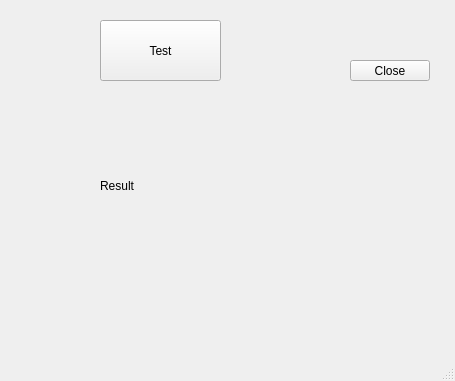
chrob6/Boil_Project_Assortment, file mainwindow.ui: the form before one commit.
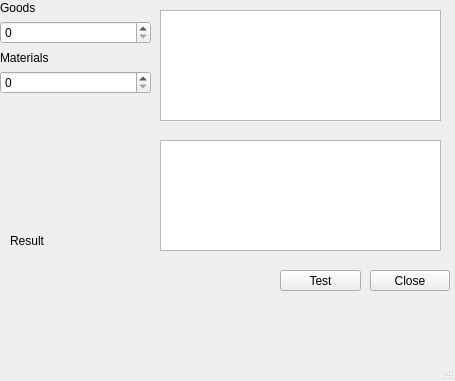
The form after the commit.

Commit message: Update tabs - total failure xd

```diff
--- a/mainwindow.ui
+++ b/mainwindow.ui
@@ -17,8 +17,8 @@
    <widget class="QPushButton" name="pushButton">
     <property name="geometry">
      <rect>
-      <x>350</x>
-      <y>60</y>
+      <x>370</x>
+      <y>270</y>
       <width>80</width>
       <height>21</height>
      </rect>
@@ -30,10 +30,10 @@
    <widget class="QPushButton" name="startTest">
     <property name="geometry">
      <rect>
-      <x>100</x>
-      <y>20</y>
-      <width>121</width>
-      <height>61</height>
+      <x>280</x>
+      <y>270</y>
+      <width>81</width>
+      <height>21</height>
      </rect>
     </property>
     <property name="text">
@@ -43,16 +43,68 @@
    <widget class="QLabel" name="result">
     <property name="geometry">
      <rect>
-      <x>100</x>
-      <y>170</y>
+      <x>10</x>
+      <y>200</y>
       <width>141</width>
-      <height>31</height>
+      <height>81</height>
      </rect>
     </property>
     <property name="text">
      <string>Result</string>
     </property>
    </widget>
+   <widget class="QWidget" name="verticalLayoutWidget">
+    <property name="geometry">
+     <rect>
+      <x>0</x>
+      <y>0</y>
+      <width>151</width>
+      <height>94</height>
+     </rect>
+    </property>
+    <layout class="QVBoxLayout" name="verticalLayout">
+     <item>
+      <widget class="QLabel" name="result_3">
+       <property name="text">
+        <string>Goods</string>
+       </property>
+      </widget>
+     </item>
+     <item>
+      <widget class="QSpinBox" name="spinBox"/>
+     </item>
+     <item>
+      <widget class="QLabel" name="result_2">
+       <property name="text">
+        <string>Materials</string>
+       </property>
+      </widget>
+     </item>
+     <item>
+      <widget class="QSpinBox" name="spinBox_2"/>
+     </item>
+    </layout>
+   </widget>
+   <widget class="QTableWidget" name="tableWidget">
+    <property name="geometry">
+     <rect>
+      <x>160</x>
+      <y>10</y>
+      <width>281</width>
+      <height>111</height>
+     </rect>
+    </property>
+   </widget>
+   <widget class="QTableWidget" name="tableWidget_2">
+    <property name="geometry">
+     <rect>
+      <x>160</x>
+      <y>140</y>
+      <width>281</width>
+      <height>111</height>
+     </rect>
+    </property>
+   </widget>
   </widget>
   <widget class="QMenuBar" name="menubar">
    <property name="geometry">
```
Left out of the diff: 2 changed lines with no effect on the pictures. The commit also changes 3 other files.
